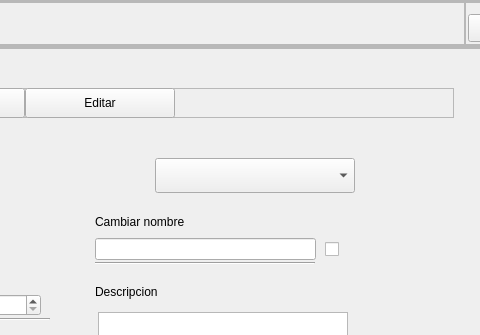
Above: UI/main.ui from KarlaRamirez1/practica_BD before the change; both pictures show x 483 to 963 and y 0 to 335 of the 1100 by 600 pixel window. Below: the same form after it.
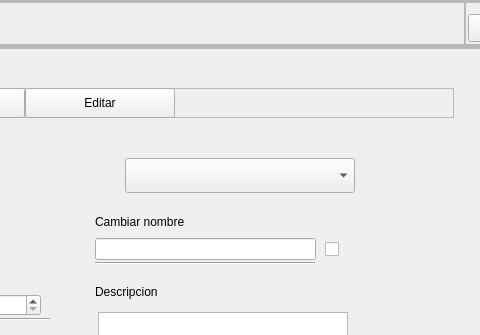
That is the form after the change. The open tabs and pages were chosen to show the change. Icons and pictures are not drawn.

```diff
--- a/UI/main.ui
+++ b/UI/main.ui
@@ -2844,9 +2844,9 @@
                        <widget class="QComboBox" name="productos_editar_nombre">
                         <property name="geometry">
                          <rect>
-                          <x>430</x>
+                          <x>400</x>
                           <y>40</y>
-                          <width>200</width>
+                          <width>230</width>
                           <height>35</height>
                          </rect>
                         </property>
```
Left out of the diff: 6 changed lines with no effect on the pictures.
